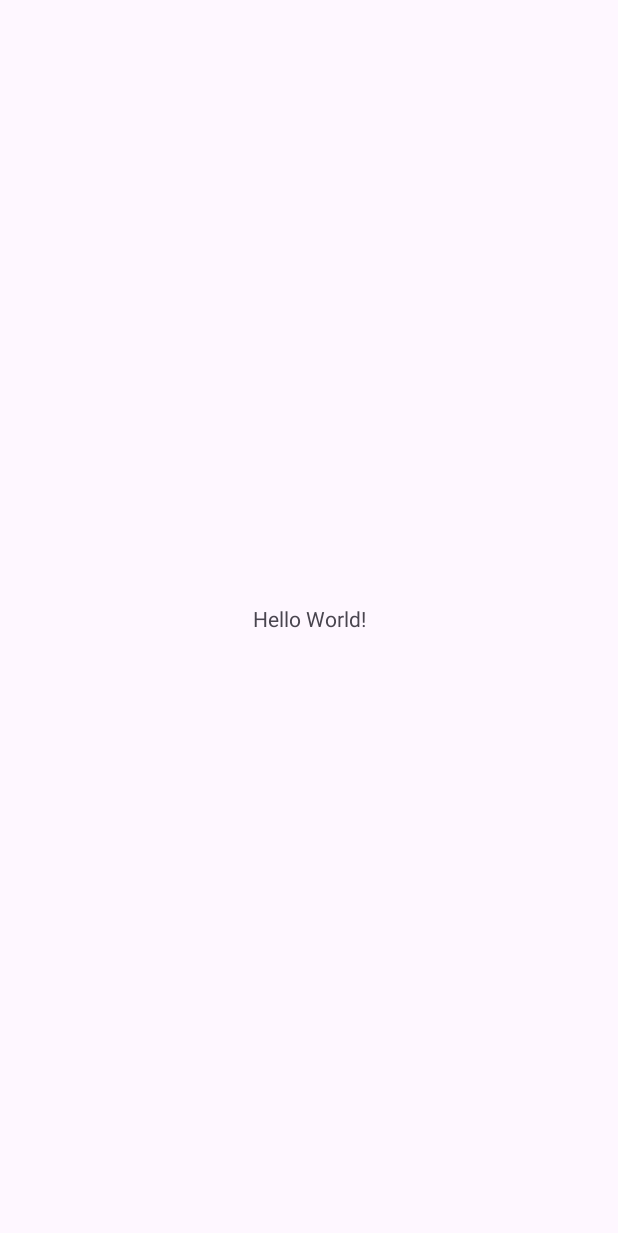
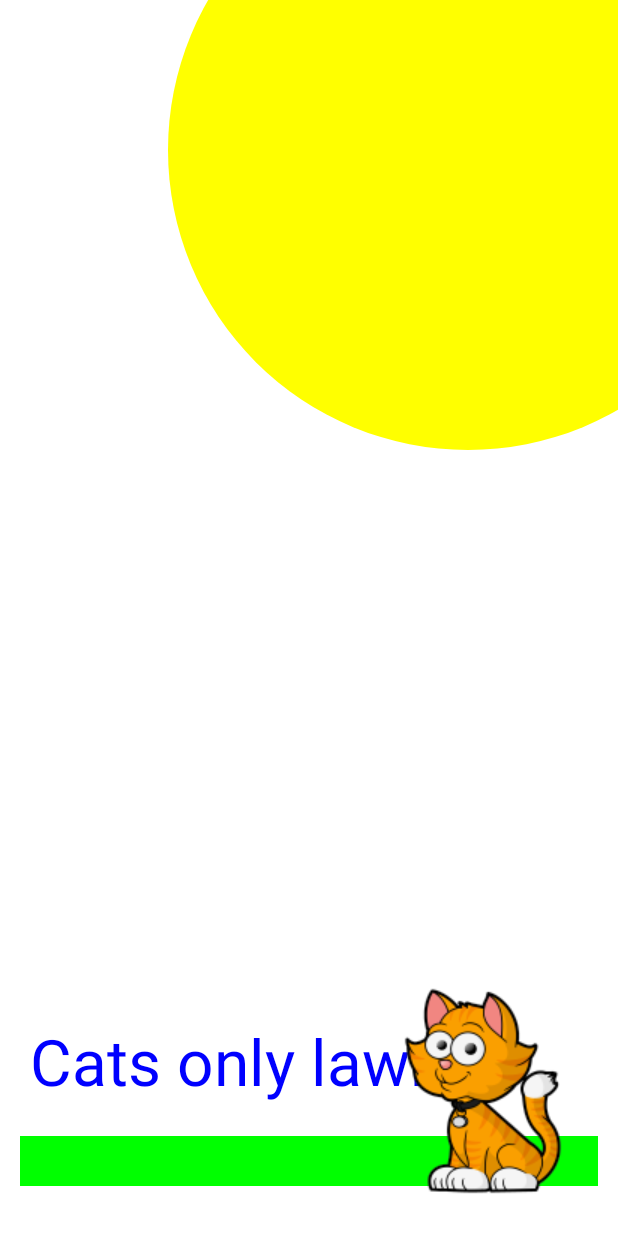
Before and after one commit to Grasmus/AndroidCourse, an Android app: the screen it shows after launch (MainActivity), on a phone screen of 412 x 824 dp. Before the commit the part shown is almost empty. Shown: the top 1233 px of the screen. Run offline under Robolectric (Android 15) with nearby library versions, the phone set to English and light mode, and no system bars.

Commit message:
Final commit

```diff
--- a/app/build.gradle.kts
+++ b/app/build.gradle.kts
@@ -5,7 +5,7 @@ plugins {
 
 android {
     namespace = "com.example.day17graphics"
-    compileSdk = 33
+    compileSdk = 34
 
     defaultConfig {
         applicationId = "com.example.day17graphics"
@@ -26,6 +26,11 @@ android {
             )
         }
     }
+
+    buildFeatures {
+        viewBinding = true
+    }
+
     compileOptions {
         sourceCompatibility = JavaVersion.VERSION_1_8
         targetCompatibility = JavaVersion.VERSION_1_8
@@ -33,13 +38,14 @@ android {
     kotlinOptions {
         jvmTarget = "1.8"
     }
+    buildToolsVersion = "34.0.0"
 }
 
 dependencies {
     implementation("com.github.kirich1409:viewbindingpropertydelegate-full:1.5.9")
     implementation("androidx.core:core-ktx:1.9.0")
     implementation("androidx.appcompat:appcompat:1.6.1")
-    implementation("com.google.android.material:material:1.9.0")
+    implementation("com.google.android.material:material:1.10.0")
     implementation("androidx.constraintlayout:constraintlayout:2.1.4")
     testImplementation("junit:junit:4.13.2")
     androidTestImplementation("androidx.test.ext:junit:1.1.5")
--- /dev/null
+++ b/app/src/main/java/com/example/day17graphics/Draw2D.kt
@@ -0,0 +1,65 @@
+package com.example.day17graphics
+
+import android.content.Context
+import android.content.res.Resources
+import android.graphics.Bitmap
+import android.graphics.BitmapFactory
+import android.graphics.Canvas
+import android.graphics.Color
+import android.graphics.Paint
+import android.graphics.Rect
+import android.view.View
+
+class Draw2D(context: Context?) : View(context) {
+
+    private val paint: Paint = Paint()
+    private val rect: Rect = Rect()
+    val res: Resources = this.resources
+    private val bitmap: Bitmap = BitmapFactory.decodeResource(res, R.drawable.cat)
+
+    override fun onDraw(canvas: Canvas) {
+        super.onDraw(canvas)
+
+        paint.apply {
+            style = Paint.Style.FILL
+            color = Color.WHITE
+        }
+        canvas.drawPaint(paint)
+
+        paint.apply {
+            isAntiAlias = true
+            color = Color.YELLOW
+        }
+        canvas.drawCircle(width - 150F, 150F, 300F, paint)
+
+        paint.color = Color.GREEN
+        canvas.drawRect(20F, height - 100F, width - 20F, height - 50F, paint)
+
+        paint.apply {
+            color = Color.BLUE
+            style = Paint.Style.FILL
+            isAntiAlias = true
+            textSize = 64F
+        }
+        canvas.drawText("Cats only lawn", 30F, height - 150F, paint)
+
+        paint.apply {
+            color = Color.GRAY
+            style = Paint.Style.FILL
+            textSize = 48F
+        }
+
+        val strToRotate = "Sun beam"
+
+        canvas.save()
+        canvas.rotate(-45F, height / 4F + rect.exactCenterX(), width / 3F + rect.exactCenterY())
+        canvas.drawText(strToRotate, 800F, 650F, paint)
+
+        canvas.restore()
+
+       canvas.drawBitmap(
+            bitmap, (width - bitmap.width).toFloat(), (height - bitmap.height
+                    - 10).toFloat(), paint
+        )
+    }
+}
--- a/app/src/main/java/com/example/day17graphics/MainActivity.kt
+++ b/app/src/main/java/com/example/day17graphics/MainActivity.kt
@@ -1,4 +1,4 @@
-package com.example.day17graphics
+    package com.example.day17graphics
 
 import androidx.appcompat.app.AppCompatActivity
 import android.os.Bundle
@@ -6,6 +6,7 @@ import android.os.Bundle
 class MainActivity : AppCompatActivity() {
     override fun onCreate(savedInstanceState: Bundle?) {
         super.onCreate(savedInstanceState)
-        setContentView(R.layout.activity_main)
+        val draw2D = Draw2D(this)
+        setContentView(draw2D)
     }
 }
--- a/build.gradle.kts
+++ b/build.gradle.kts
@@ -1,5 +1,5 @@
 // Top-level build file where you can add configuration options common to all sub-projects/modules.
 plugins {
     id("com.android.application") version "8.1.2" apply false
-    id("org.jetbrains.kotlin.android") version "1.9.0" apply false
+    id("org.jetbrains.kotlin.android") version "1.9.10" apply false
 }
```
Also changed, not shown: app/src/main/res/drawable/cat.png (added).
